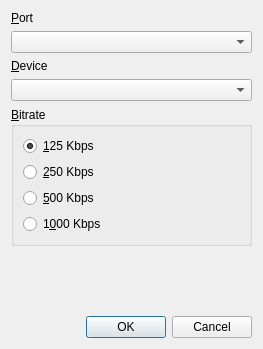
First picture: the form in src/ui/connect.ui, repository mikessut/CAN-FIX-Utility, before the edit.
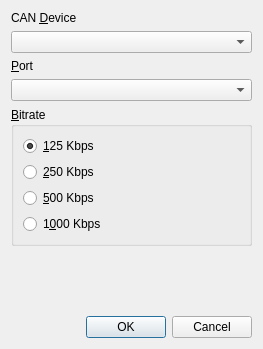
Second picture: the form after the edit.

```diff
--- a/src/ui/connect.ui
+++ b/src/ui/connect.ui
@@ -16,6 +16,19 @@
   <layout class="QVBoxLayout" name="verticalLayout">
    <item>
     <layout class="QVBoxLayout" name="verticalLayout_3">
+     <item>
+      <widget class="QLabel" name="labelDevice">
+       <property name="text">
+        <string>CAN &amp;Device</string>
+       </property>
+       <property name="buddy">
+        <cstring>comboDevice</cstring>
+       </property>
+      </widget>
+     </item>
+     <item>
+      <widget class="QComboBox" name="comboDevice"/>
+     </item>
      <item>
       <widget class="QLabel" name="labelPort">
        <property name="text">
@@ -29,19 +42,6 @@
      <item>
       <widget class="QComboBox" name="comboPort"/>
      </item>
-     <item>
-      <widget class="QLabel" name="labelDevice">
-       <property name="text">
-        <string>&amp;Device</string>
-       </property>
-       <property name="buddy">
-        <cstring>comboDevice</cstring>
-       </property>
-      </widget>
-     </item>
-     <item>
-      <widget class="QComboBox" name="comboDevice"/>
-     </item>
      <item>
       <widget class="QGroupBox" name="groupBitrate">
        <property name="title">
```
